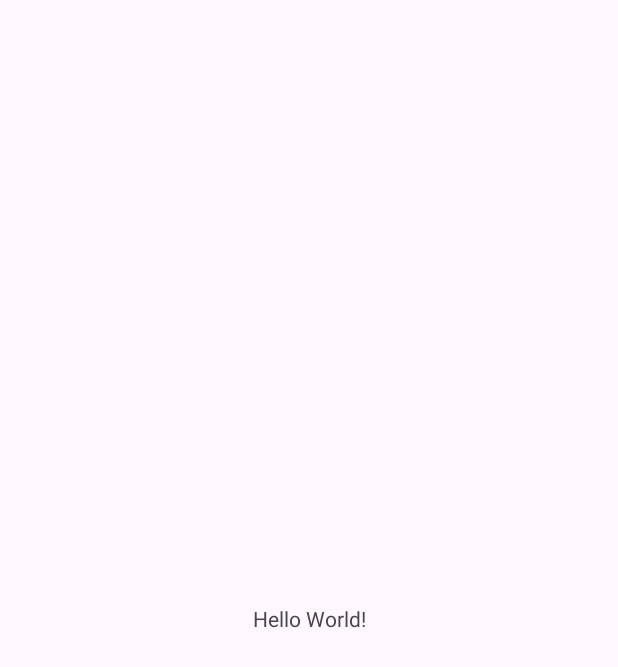
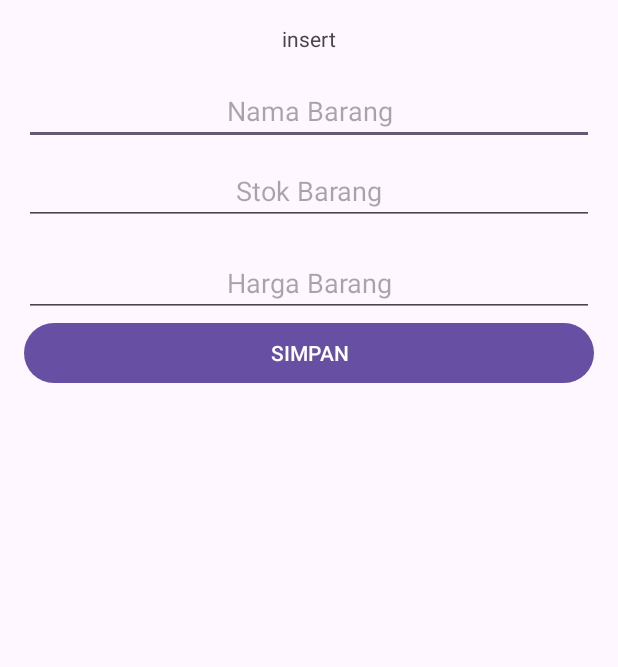
Before and after one commit to sectk/Android-Studio, an Android app: the screen it shows after launch (MainActivity), on a phone screen of 412 x 824 dp. Before the commit the part shown is almost empty. Shown: the top 667 px of the screen. Run offline under Robolectric (Android 15) with nearby library versions, the phone set to English and light mode, and no system bars.

Commit message:
Sqlite_Folder

```diff
--- a/SQLiteDatabase/app/src/main/res/layout/activity_main.xml
+++ b/SQLiteDatabase/app/src/main/res/layout/activity_main.xml
@@ -5,15 +5,95 @@
     android:id="@+id/main"
     android:layout_width="match_parent"
     android:layout_height="match_parent"
-    tools:context=".MainActivity">
+    tools:context=".MainActivity" >
 
     <TextView
+        android:id="@+id/tvPilihan"
         android:layout_width="wrap_content"
         android:layout_height="wrap_content"
-        android:text="Hello World!"
-        app:layout_constraintBottom_toBottomOf="parent"
+        android:layout_marginStart="16dp"
+        android:layout_marginTop="16dp"
+        android:layout_marginEnd="16dp"
+        android:text="insert"
         app:layout_constraintEnd_toEndOf="parent"
         app:layout_constraintStart_toStartOf="parent"
         app:layout_constraintTop_toTopOf="parent" />
 
+    <EditText
+        android:id="@+id/etBarang"
+        android:layout_width="0dp"
+        android:layout_height="wrap_content"
+        android:layout_marginStart="16dp"
+        android:layout_marginTop="16dp"
+        android:layout_marginEnd="16dp"
+        android:ems="10"
+        android:hint="Nama Barang"
+        android:inputType="text"
+        android:textAlignment="center"
+        app:layout_constraintEnd_toEndOf="parent"
+        app:layout_constraintStart_toStartOf="parent"
+        app:layout_constraintTop_toBottomOf="@+id/tvPilihan" />
+
+    <EditText
+        android:id="@+id/etStok"
+        android:layout_width="0dp"
+        android:layout_height="wrap_content"
+        android:layout_marginStart="16dp"
+        android:layout_marginTop="8dp"
+        android:layout_marginEnd="16dp"
+        android:ems="10"
+        android:hint="Stok Barang"
+        android:inputType="numberDecimal"
+        android:textAlignment="center"
+        app:layout_constraintEnd_toEndOf="parent"
+        app:layout_constraintStart_toStartOf="parent"
+        app:layout_constraintTop_toBottomOf="@+id/etBarang" />
+
+    <EditText
+        android:id="@+id/etHarga"
+        android:layout_width="0dp"
+        android:layout_height="wrap_content"
+        android:layout_marginStart="16dp"
+        android:layout_marginTop="16dp"
+        android:layout_marginEnd="16dp"
+        android:ems="10"
+        android:hint="Harga Barang"
+        android:inputType="numberDecimal"
+        android:textAlignment="center"
+        app:layout_constraintEnd_toEndOf="parent"
+        app:layout_constraintStart_toStartOf="parent"
+        app:layout_constraintTop_toBottomOf="@+id/etStok" />
+
+    <Button
+        android:id="@+id/btnSimpan"
+        android:layout_width="0dp"
+        android:layout_height="wrap_content"
+        android:layout_marginStart="16dp"
+        android:layout_marginEnd="16dp"
+        android:text="SIMPAN"
+        app:layout_constraintEnd_toEndOf="parent"
+        app:layout_constraintStart_toStartOf="parent"
+        app:layout_constraintTop_toBottomOf="@+id/etHarga" />
+
+    <ScrollView
+        android:layout_width="0dp"
+        android:layout_height="0dp"
+        app:layout_constraintBottom_toBottomOf="parent"
+        app:layout_constraintEnd_toEndOf="parent"
+        app:layout_constraintHorizontal_bias="1.0"
+        app:layout_constraintStart_toStartOf="parent"
+        app:layout_constraintTop_toBottomOf="@+id/btnSimpan"
+        app:layout_constraintVertical_bias="0.497" >
+
+        <androidx.constraintlayout.widget.ConstraintLayout
+            android:layout_width="match_parent"
+            android:layout_height="wrap_content">
+
+            <androidx.recyclerview.widget.RecyclerView
+                android:layout_width="match_parent"
+                android:layout_height="wrap_content"
+                tools:listitem="@layout/item_barang"
+                app:layout_constraintTop_toTopOf="parent" />
+        </androidx.constraintlayout.widget.ConstraintLayout>
+    </ScrollView>
 </androidx.constraintlayout.widget.ConstraintLayout>
```
Also changed, not shown: SQLiteDatabase/app/src/main/res/layout/item_barang.xml (added, +56 -0 lines).
